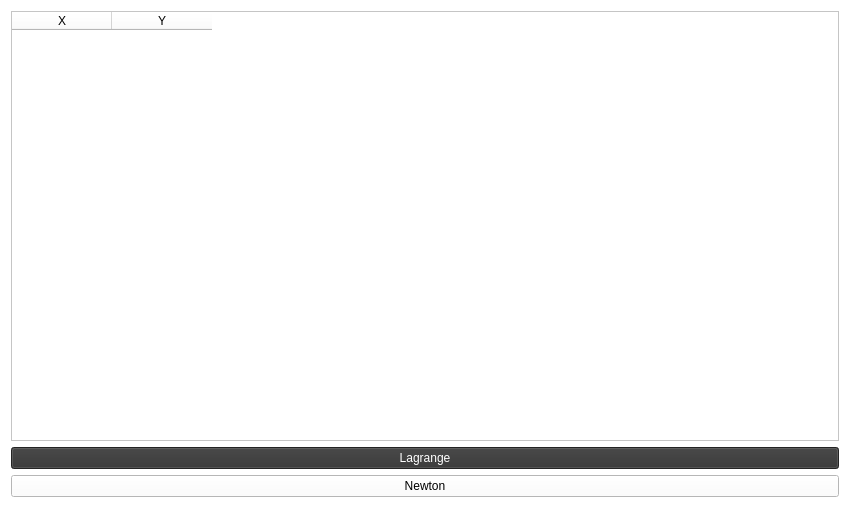
Old version of the form divm2/mainwindow.ui in the repository NeuroProc/work-qt.
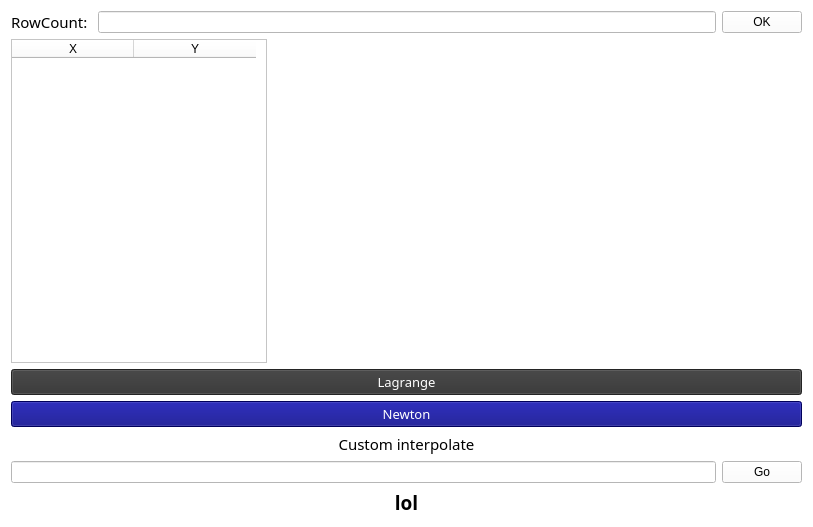
New version of the form.

```diff
--- a/divm2/mainwindow.ui
+++ b/divm2/mainwindow.ui
@@ -6,8 +6,8 @@
    <rect>
     <x>0</x>
     <y>0</y>
-    <width>850</width>
-    <height>508</height>
+    <width>813</width>
+    <height>527</height>
    </rect>
   </property>
   <property name="sizePolicy">
@@ -28,18 +28,108 @@
      <enum>QLayout::SetDefaultConstraint</enum>
     </property>
     <item>
-     <layout class="QVBoxLayout" name="verticalLayout" stretch="0,0,0">
+     <layout class="QVBoxLayout" name="verticalLayout" stretch="0,0,0,0,0,0,0">
       <property name="sizeConstraint">
        <enum>QLayout::SetDefaultConstraint</enum>
       </property>
+      <item>
+       <layout class="QHBoxLayout" name="horizontalLayout_2">
+        <item>
+         <widget class="QLabel" name="label">
+          <property name="sizePolicy">
+           <sizepolicy hsizetype="Fixed" vsizetype="Preferred">
+            <horstretch>0</horstretch>
+            <verstretch>0</verstretch>
+           </sizepolicy>
+          </property>
+          <property name="font">
+           <font>
+            <family>Courier 10 Pitch</family>
+            <pointsize>11</pointsize>
+            <weight>50</weight>
+            <bold>false</bold>
+           </font>
+          </property>
+          <property name="text">
+           <string>RowCount: </string>
+          </property>
+         </widget>
+        </item>
+        <item>
+         <widget class="QLineEdit" name="lineEdit">
+          <property name="sizePolicy">
+           <sizepolicy hsizetype="Preferred" vsizetype="Preferred">
+            <horstretch>0</horstretch>
+            <verstretch>0</verstretch>
+           </sizepolicy>
+          </property>
+          <property name="text">
+           <string/>
+          </property>
+          <property name="placeholderText">
+           <string/>
+          </property>
+         </widget>
+        </item>
+        <item>
+         <widget class="QPushButton" name="pushButton_3">
+          <property name="sizePolicy">
+           <sizepolicy hsizetype="Fixed" vsizetype="Preferred">
+            <horstretch>0</horstretch>
+            <verstretch>0</verstretch>
+           </sizepolicy>
+          </property>
+          <property name="text">
+           <string>OK</string>
+          </property>
+         </widget>
+        </item>
+       </layout>
+      </item>
       <item>
        <widget class="QTableWidget" name="tableWidget">
         <property name="sizePolicy">
-         <sizepolicy hsizetype="Minimum" vsizetype="Expanding">
+         <sizepolicy hsizetype="Fixed" vsizetype="Expanding">
           <horstretch>0</horstretch>
           <verstretch>0</verstretch>
          </sizepolicy>
         </property>
+        <property name="lineWidth">
+         <number>1</number>
+        </property>
+        <property name="alternatingRowColors">
+         <bool>true</bool>
+        </property>
+        <property name="showGrid">
+         <bool>true</bool>
+        </property>
+        <property name="gridStyle">
+         <enum>Qt::DotLine</enum>
+        </property>
+        <property name="cornerButtonEnabled">
+         <bool>true</bool>
+        </property>
+        <attribute name="horizontalHeaderDefaultSectionSize">
+         <number>122</number>
+        </attribute>
+        <attribute name="horizontalHeaderHighlightSections">
+         <bool>true</bool>
+        </attribute>
+        <attribute name="verticalHeaderVisible">
+         <bool>false</bool>
+        </attribute>
+        <attribute name="verticalHeaderCascadingSectionResizes">
+         <bool>false</bool>
+        </attribute>
+        <attribute name="verticalHeaderDefaultSectionSize">
+         <number>30</number>
+        </attribute>
+        <attribute name="verticalHeaderMinimumSectionSize">
+         <number>0</number>
+        </attribute>
+        <attribute name="verticalHeaderShowSortIndicator" stdset="0">
+         <bool>false</bool>
+        </attribute>
         <column>
          <property name="text">
           <string>X</string>
@@ -60,6 +150,12 @@
           <verstretch>0</verstretch>
          </sizepolicy>
         </property>
+        <property name="font">
+         <font>
+          <family>Courier 10 Pitch</family>
+          <pointsize>10</pointsize>
+         </font>
+        </property>
         <property name="styleSheet">
          <string notr="true">color: #fff;
 background-color: #333;
@@ -78,11 +174,82 @@
           <verstretch>0</verstretch>
          </sizepolicy>
         </property>
+        <property name="font">
+         <font>
+          <family>Courier 10 Pitch</family>
+          <pointsize>10</pointsize>
+         </font>
+        </property>
+        <property name="styleSheet">
+         <string notr="true">color: #fff;
+background-color: rgb(0, 0, 127)</string>
+        </property>
         <property name="text">
          <string>Newton</string>
         </property>
        </widget>
       </item>
+      <item>
+       <widget class="QLabel" name="label_2">
+        <property name="font">
+         <font>
+          <family>Courier 10 Pitch</family>
+          <pointsize>11</pointsize>
+         </font>
+        </property>
+        <property name="text">
+         <string>Custom interpolate</string>
+        </property>
+        <property name="alignment">
+         <set>Qt::AlignCenter</set>
+        </property>
+       </widget>
+      </item>
+      <item>
+       <layout class="QHBoxLayout" name="horizontalLayout_3">
+        <item>
+         <widget class="QLineEdit" name="lineEdit_2">
+          <property name="sizePolicy">
+           <sizepolicy hsizetype="Preferred" vsizetype="Preferred">
+            <horstretch>0</horstretch>
+            <verstretch>0</verstretch>
+           </sizepolicy>
+          </property>
+         </widget>
+        </item>
+        <item>
+         <widget class="QPushButton" name="pushButton_4">
+          <property name="sizePolicy">
+           <sizepolicy hsizetype="Fixed" vsizetype="Fixed">
+            <horstretch>0</horstretch>
+            <verstretch>0</verstretch>
+           </sizepolicy>
+          </property>
+          <property name="text">
+           <string>Go</string>
+          </property>
+         </widget>
+        </item>
+       </layout>
+      </item>
+      <item>
+       <widget class="QLabel" name="label_3">
+        <property name="font">
+         <font>
+          <family>Courier 10 Pitch</family>
+          <pointsize>14</pointsize>
+          <weight>75</weight>
+          <bold>true</bold>
+         </font>
+        </property>
+        <property name="text">
+         <string>lol</string>
+        </property>
+        <property name="alignment">
+         <set>Qt::AlignCenter</set>
+        </property>
+       </widget>
+      </item>
      </layout>
     </item>
    </layout>
```
Left out of the diff: 2 changed lines with no effect on the pictures.
